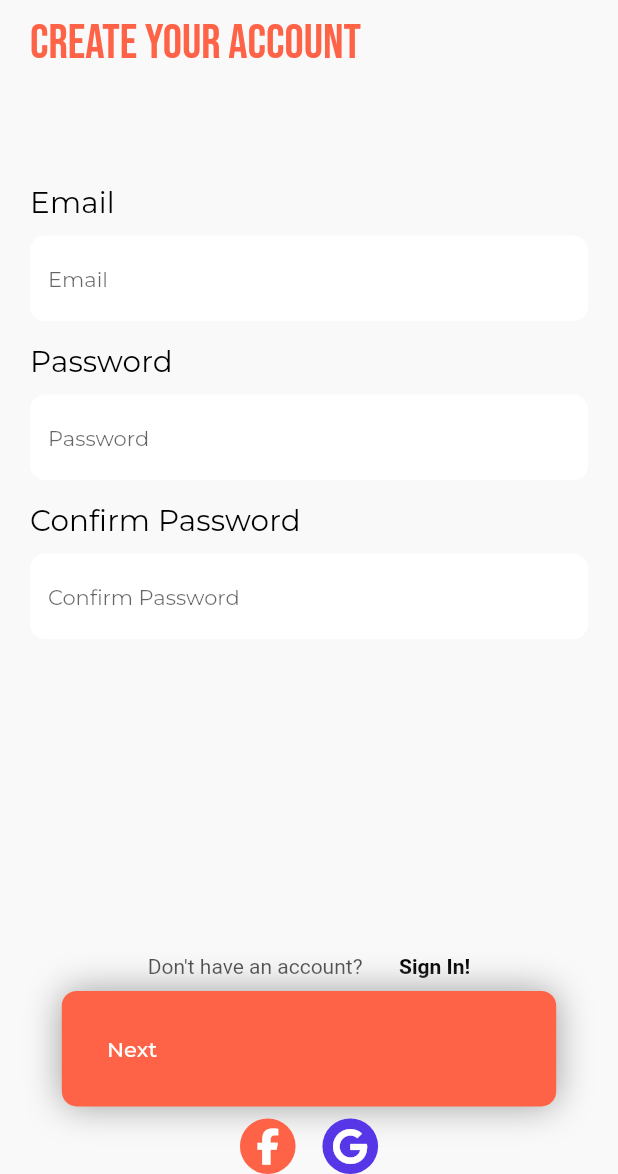
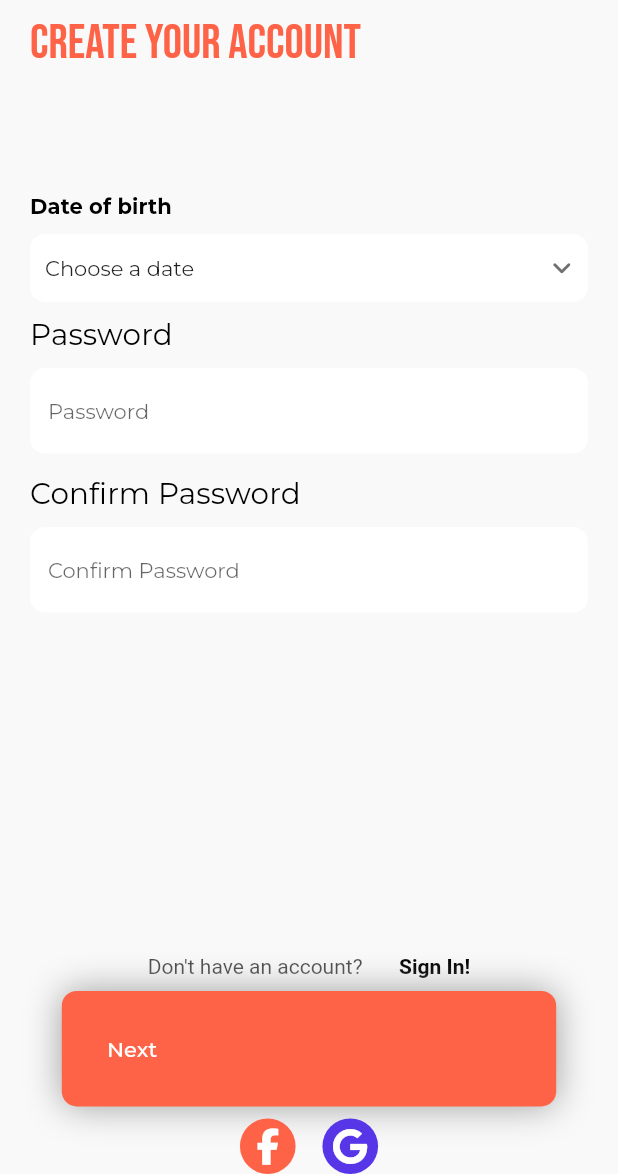
Before and after one commit to ColtonDevAcc/fitstack_app, a Flutter app: the SignUp_Page screen opened by its route, on a phone screen of 412 x 824 dp, the part 62-1236 px from its top. Run offline on Flutter 3.47's test engine with Material 2 defaults, Android fonts, the light colour scheme and no system bars; our stand-ins replace auto_route, bloc, dot_navigation_bar, email_validator, equatable, firebase_analytics and 14 more; missing offline and left inert: device_info_plus_web, firebase_analytics_web, firebase_auth_web, firebase_core_web, firebase_performance_web, firebase_remote_config_web and 5 more; accounts and stored records are empty; network calls fail; statements that could not run were skipped.

Commit message:
added date picker

```diff
--- a/lib/presentation/signup/cubit/signup_cubit.dart
+++ b/lib/presentation/signup/cubit/signup_cubit.dart
@@ -136,4 +136,8 @@ class SignupCubit extends Cubit<SignupState> {
     }
     emit(state.copyWith(indexRange: range, formKey: formKey));
   }
+
+  void dateOfBirthChanged(String dob) {
+    emit(state.copyWith(dob: dob));
+  }
 }
--- a/lib/presentation/signup/cubit/signup_state.dart
+++ b/lib/presentation/signup/cubit/signup_state.dart
@@ -9,8 +9,10 @@ class SignupState extends Equatable {
   final AppState healthStatus;
   final List<GlobalKey<FormBuilderState>>? formKey;
   final int indexRange;
+  final String dob;
 
   SignupState({
+    this.dob = '',
     this.formKey,
     this.healthStatus = AppState.NO_DATA,
     this.profileImage,
@@ -25,6 +27,7 @@ class SignupState extends Equatable {
   List<Object> get props => [
         formKey ?? [],
         index,
+        dob,
         username,
         firstLastName,
         profileImage ?? XFile('path'),
@@ -34,6 +37,7 @@ class SignupState extends Equatable {
       ];
 
   SignupState copyWith({
+    String? dob,
     int? index,
     String? username,
     String? firstLastName,
@@ -49,7 +53,9 @@ class SignupState extends Equatable {
       profileImage: profileImage ?? this.profileImage,
       healthData: healthData ?? this.healthData,
       indexRange: indexRange ?? this.indexRange,
-        formKey: formKey ?? this.formKey);
+      formKey: formKey ?? this.formKey,
+      dob: dob ?? this.dob,
+    );
   }
 }
 
--- /dev/null
+++ b/lib/presentation/signup/presentation/atoms/dateofbirth_button_widget.dart
@@ -0,0 +1,88 @@
+import 'dart:developer';
+
+import 'package:FitStack/presentation/signup/cubit/signup_cubit.dart';
+import 'package:flutter/material.dart';
+import 'package:flutter_bloc/flutter_bloc.dart';
+import 'package:font_awesome_flutter/font_awesome_flutter.dart';
+import 'package:syncfusion_flutter_datepicker/datepicker.dart';
+import 'package:intl/intl.dart';
+
+class DateOfBirthButtonWidget extends StatelessWidget {
+  const DateOfBirthButtonWidget({Key? key}) : super(key: key);
+
+  @override
+  Widget build(BuildContext context) {
+    final DateRangePickerController _controller = DateRangePickerController();
+
+    return BlocBuilder<SignupCubit, SignupState>(
+      buildWhen: (previous, current) => previous.dob != current.dob,
+      builder: (context, state) {
+        return GestureDetector(
+          onTap: () {
+            showModalBottomSheet(
+              shape: RoundedRectangleBorder(
+                borderRadius: BorderRadius.circular(20.0),
+              ),
+              context: context,
+              builder: (context) {
+                return Container(
+                  height: MediaQuery.of(context).size.height * 0.4,
+                  child: Padding(
+                    padding: const EdgeInsets.all(20.0),
+                    child: Column(
+                      children: [
+                        SfDateRangePicker(
+                          controller: _controller,
+                          onSelectionChanged: (date) {
+                            String _date =
+                                DateFormat('dd, MMMM yyyy').format(date.value).toString();
+                            log("$date");
+                            BlocProvider.of<SignupCubit>(context).dateOfBirthChanged(_date);
+                          },
+                          onCancel: () => Navigator.pop(context),
+                          onSubmit: (date) => Navigator.pop(context),
+                          showActionButtons: true,
+                          confirmText: "OK",
+                          cancelText: "CANCEL",
+                          selectionMode: DateRangePickerSelectionMode.single,
+                          view: DateRangePickerView.year,
+                        ),
+                      ],
+                    ),
+                  ),
+                );
+              },
+            );
+          },
+          child: Column(
+            crossAxisAlignment: CrossAxisAlignment.start,
+            children: [
+              Text(
+                'Date of birth',
+                style: Theme.of(context).textTheme.subtitle2!.copyWith(fontWeight: FontWeight.bold),
+              ),
+              SizedBox(height: 10),
+              Container(
+                padding: EdgeInsets.all(10),
+                decoration: BoxDecoration(
+                  borderRadius: BorderRadius.circular(10),
+                  color: Theme.of(context).colorScheme.surface,
+                ),
+                height: MediaQuery.of(context).size.height * .055,
+                child: Row(
+                  mainAxisAlignment: MainAxisAlignment.spaceBetween,
+                  children: [
+                    Text(
+                      state.dob == "" ? 'Choose a date' : "${state.dob}",
+                    ),
+                    if (state.dob == "") Icon(FontAwesomeIcons.angleDown, size: 15),
+                  ],
+                ),
+              ),
+            ],
+          ),
+        );
+      },
+    );
+  }
+}
--- a/lib/presentation/signup/presentation/molecules/basic_info_form.dart
+++ b/lib/presentation/signup/presentation/molecules/basic_info_form.dart
@@ -1,4 +1,5 @@
 import 'package:FitStack/presentation/signup/cubit/signup_cubit.dart';
+import 'package:FitStack/presentation/signup/presentation/atoms/dateofbirth_button_widget.dart';
 import 'package:FitStack/presentation/signup/presentation/molecules/signup_header_widget.dart';
 import 'package:auto_route/auto_route.dart';
 import 'package:email_validator/email_validator.dart';
@@ -6,6 +7,8 @@ import 'package:FitStack/widgets/atoms/textfield_widget.dart';
 import 'package:flutter/gestures.dart';
 import 'package:flutter/material.dart';
 import 'package:flutter_bloc/flutter_bloc.dart';
+import 'package:font_awesome_flutter/font_awesome_flutter.dart';
+import 'package:syncfusion_flutter_datepicker/datepicker.dart';
 
 class BasicInfoForm extends StatefulWidget {
   final void Function()? googleOnTap;
@@ -40,18 +43,11 @@ class _BasicInfoFormState extends State<BasicInfoForm> {
               child: Form(
                 key: state.formKey?[state.index],
                 child: Column(
+                  crossAxisAlignment: CrossAxisAlignment.start,
                   children: [
                     Spacer(flex: 1),
                     SizedBox(height: 10),
-                    TextField_Widget(
-                      validator: (value) {
-                        return value != null && !EmailValidator.validate(value)
-                            ? 'Enter a valid email'
-                            : null;
-                      },
-                      title: "Email",
-                      hintText: "Email",
-                    ),
+                    DateOfBirthButtonWidget(),
                     SizedBox(height: 10),
                     TextField_Widget(
                       title: "Password",
--- a/pubspec.yaml
+++ b/pubspec.yaml
@@ -27,6 +27,7 @@ dependencies:
   rive: ^0.8.4
   carousel_slider: ^4.1.1
   syncfusion_flutter_charts: ^20.2.39
+  syncfusion_flutter_datepicker: ^20.2.39
 
   #auth
   google_sign_in: ^5.3.3
```
Also changed, not shown: 3 other files. Lines whose indentation alone changed are shown as unchanged.
